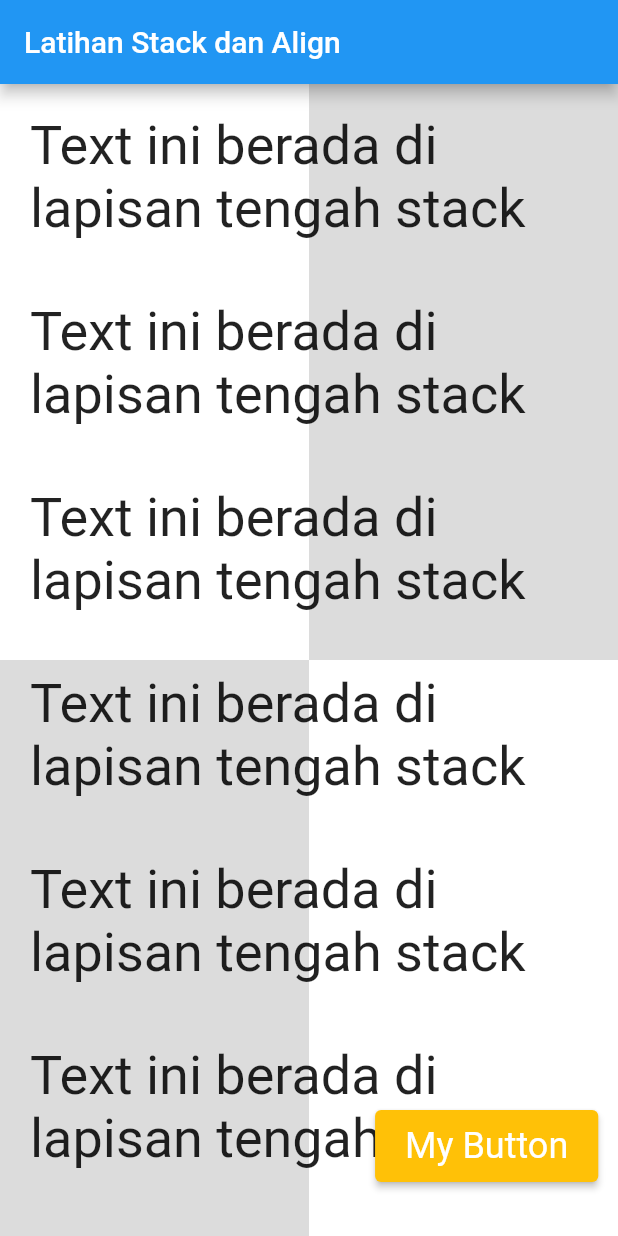
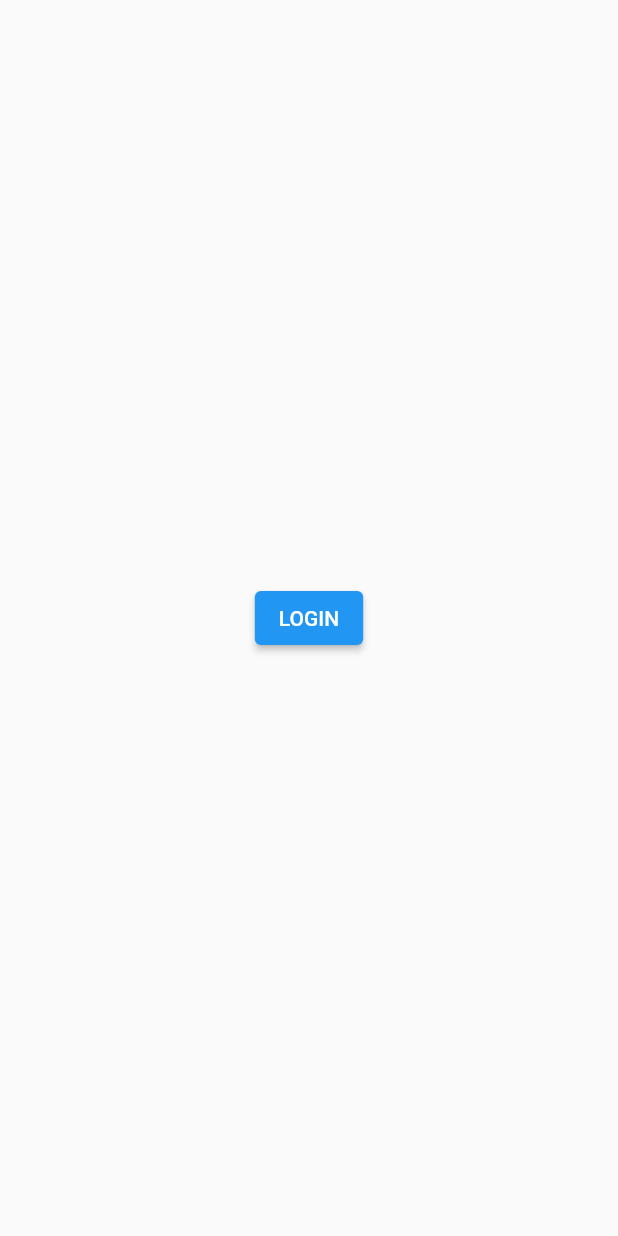
Before and after one commit to tryoasnafi/flutter-fundamental, a Flutter app: the screen it shows after launch, on a phone screen of 412 x 824 dp. Run offline on Flutter 3.47's test engine with Material 2 defaults, Android fonts, the phone set to English and light mode, and no system bars.

Commit message:
Navigasi Multi Page/Screen

```diff
--- /dev/null
+++ b/lib/login_page.dart
@@ -0,0 +1,19 @@
+import 'package:flutter/material.dart';
+import 'package:first_flutter_app/main_page.dart';
+
+class LoginPage extends StatelessWidget {
+  @override
+  Widget build(BuildContext context) {
+    return Scaffold(
+      body: Center(
+        child: ElevatedButton(
+          onPressed: () {
+            Navigator.of(context).pushReplacement(
+                MaterialPageRoute(builder: (context) => MainPage()));
+          },
+          child: Text("LOGIN"),
+        ),
+      ),
+    );
+  }
+}
--- a/lib/main.dart
+++ b/lib/main.dart
@@ -1,95 +1,13 @@
+import 'package:first_flutter_app/login_page.dart';
 import 'package:flutter/material.dart';
 
 void main() => runApp(MyApp());
 
 class MyApp extends StatelessWidget {
-  final List<Widget> listText = [];
-
-  MyApp() {
-    for (var i = 0; i < 8; i++) {
-      listText.add(
-        Container(
-          margin: EdgeInsets.all(20),
-          child: Text(
-            "Text ini berada di lapisan tengah stack",
-            style: TextStyle(fontSize: 36),
-          ),
-        ),
-      );
-    }
-  }
-
   @override
   Widget build(BuildContext context) {
     return MaterialApp(
-      home: Scaffold(
-        appBar: AppBar(
-          title: Text("Latihan Stack dan Align"),
-        ),
-        body: Stack(
-          children: [
-            Column(
-              children: [
-                Flexible(
-                  flex: 1,
-                  child: Row(
-                    children: [
-                      Flexible(
-                        flex: 1,
-                        child: Container(
-                          color: Colors.white,
-                        ),
-                      ),
-                      Flexible(
-                        flex: 1,
-                        child: Container(
-                          color: Colors.black12,
-                        ),
-                      ),
-                    ],
-                  ),
-                ),
-                Flexible(
-                  flex: 1,
-                  child: Row(
-                    children: [
-                      Flexible(
-                        flex: 1,
-                        child: Container(
-                          color: Colors.black12,
-                        ),
-                      ),
-                      Flexible(
-                        flex: 1,
-                        child: Container(
-                          color: Colors.white,
-                        ),
-                      ),
-                    ],
-                  ),
-                ),
-              ],
-            ),
-            ListView(
-              children: listText,
-            ),
-            Align(
-              alignment: Alignment(0.9, 0.9),
-              child: ElevatedButton(
-                onPressed: () {},
-                child: Text("My Button"),
-                style: ElevatedButton.styleFrom(
-                  primary: Colors.amber,
-                  padding: EdgeInsets.symmetric(vertical: 10, horizontal: 20),
-                  textStyle: TextStyle(
-                    fontSize: 24,
-                  ),
-                ),
-              ),
-            ),
-          ],
-        ),
-      ),
+      home: LoginPage(),
     );
   }
 }
```
Also changed, not shown: lib/main_page.dart (added, +22 -0 lines), lib/second_page.dart (added, +20 -0 lines).
